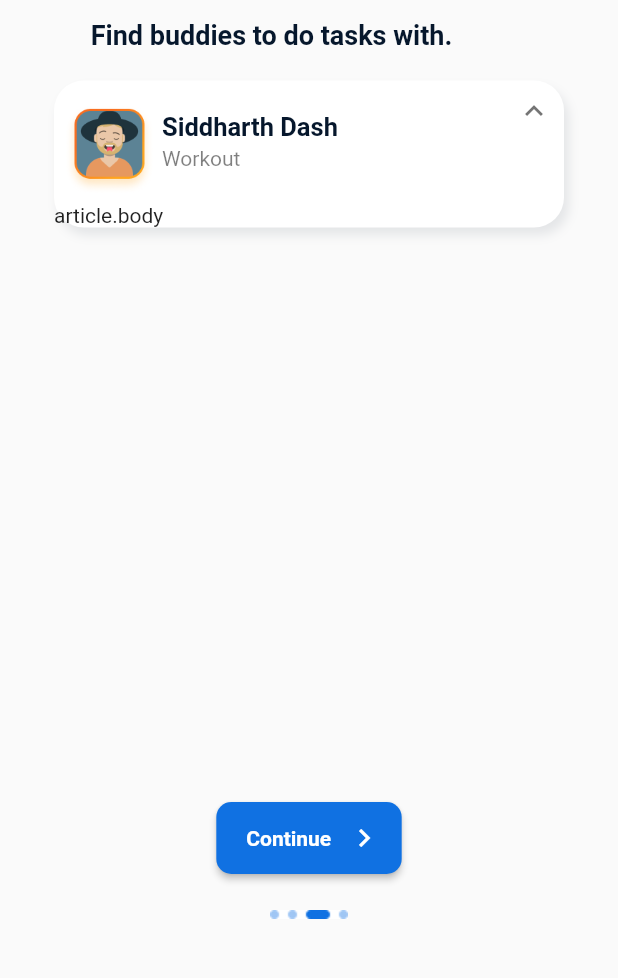
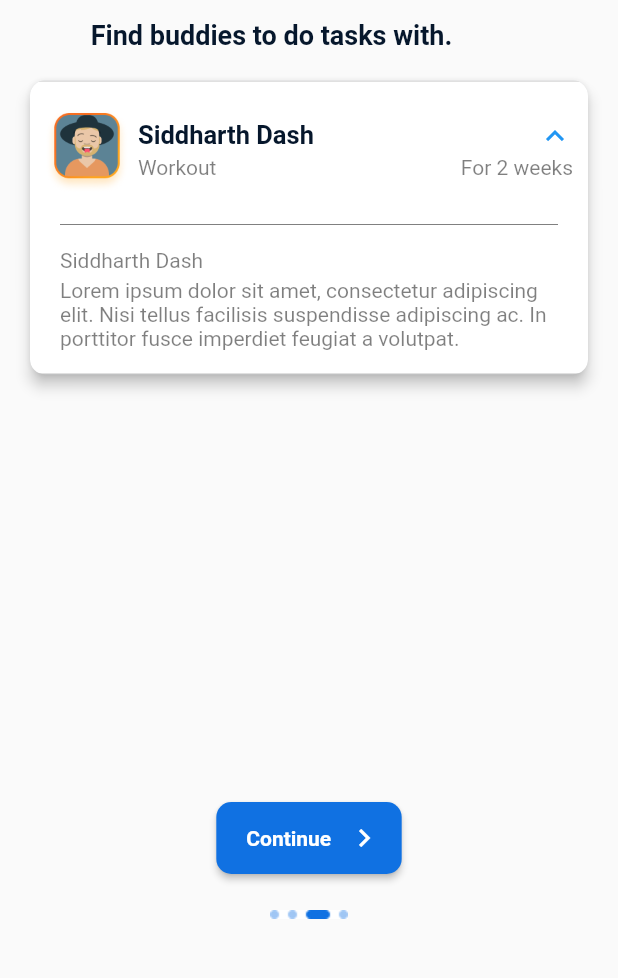
Before and after one commit to priyanshu-sekhar/duuit-app, a Flutter app: the OnboardingScreen4 screen opened by its route, after a tap on "Siddharth Dash", on a phone screen of 412 x 824 dp, the part 218-1196 px from its top. Run offline on Flutter 3.47's test engine with Material 2 defaults, Android fonts, the phone set to English and light mode, and no system bars; drawn by our look-alikes of expandable.

Commit message:
mock list with list item design for OnboardingScreen4

```diff
--- a/lib/src/screens/onboarding/onboarding_screen_4.dart
+++ b/lib/src/screens/onboarding/onboarding_screen_4.dart
@@ -1,13 +1,18 @@
+import 'package:duuit/src/screens/tiles/buddy_tile.dart';
 import 'package:duuit/src/widgets/continue_button.dart';
 import 'package:duuit/src/widgets/header.dart';
 import 'package:duuit/src/widgets/onboarding_header.dart';
-import 'package:expandable/expandable.dart';
 import 'package:flutter/cupertino.dart';
 import 'package:flutter/material.dart';
 
-class OnboardingScreen4 extends StatelessWidget {
+class OnboardingScreen4 extends StatefulWidget {
   static const route = '/onboarding/4';
 
+  @override
+  OnboardingScreen4State createState() => OnboardingScreen4State();
+}
+
+class OnboardingScreen4State extends State<OnboardingScreen4> {
   @override
   Widget build(BuildContext context) {
     return Scaffold(
@@ -21,7 +26,10 @@ class OnboardingScreen4 extends StatelessWidget {
             ),
             subtitle(),
             Padding(padding: EdgeInsets.only(top: 20)),
-            buddyList(),
+            Container(
+              padding: EdgeInsets.only(left: 20, right: 20),
+              child: buddyList(),
+            ),
             Spacer(),
             Padding(padding: EdgeInsets.only(top: 24)),
             ContinueButton(),
@@ -49,73 +57,8 @@ class OnboardingScreen4 extends StatelessWidget {
   }
 
   Widget buddyList() {
-    return buddyTile();
-  }
-
-  Widget buddyTile() {
-    return Container(
-      margin: EdgeInsets.only(left: 36, right: 36, bottom: 18),
-      decoration: BoxDecoration(
-          color: Colors.white,
-          boxShadow: [
-            BoxShadow(
-                offset: Offset(3, 5),
-                color: Color.fromRGBO(6, 23, 44, 0.09),
-                blurRadius: 5),
-          ],
-          borderRadius: BorderRadius.circular(20)),
-      child: ExpandablePanel(
-        header: Container(
-          padding: EdgeInsets.only(top: 10, left: 7, right: 10),
-          height: 82,
-          child: Container(
-            child: Row(
-              // crossAxisAlignment: CrossAxisAlignment.center,
-              children: [
-                Image.asset(
-                  'assets/profile_pic.png',
-                  height: 60,
-                ),
-                Padding(padding: EdgeInsets.only(left: 5)),
-                Column(
-                  crossAxisAlignment: CrossAxisAlignment.start,
-                  mainAxisAlignment: MainAxisAlignment.start,
-                  children: [username(), goal()],
-                )
-              ],
-            ),
-          ),
-          // decoration: BoxDecoration(color: Colors.red),
-        ),
-        collapsed: Container(
-          height: 0,
-        ),
-        expanded: Text(
-          'article.body',
-          softWrap: true,
-        ),
-      ),
-    );
-  }
-
-  Text goal() {
-    return Text(
-      'Workout',
-      style: TextStyle(
-          color: Color.fromRGBO(0, 0, 0, 0.5),
-          fontSize: 14,
-          fontWeight: FontWeight.w400),
-    );
-  }
-
-  Text username() {
-    return Text(
-      'Siddharth Dash',
-      style: TextStyle(
-          fontWeight: FontWeight.w600,
-          fontSize: 17,
-          color: Color(0xFF06172C),
-          height: 2),
-    );
+    return ListView(shrinkWrap: true, children: [
+      BuddyTile()
+    ]);
   }
 }
--- /dev/null
+++ b/lib/src/screens/tiles/buddy_tile.dart
@@ -0,0 +1,128 @@
+import 'package:flutter/cupertino.dart';
+import 'package:flutter/material.dart';
+
+class BuddyTile extends StatelessWidget {
+  final String profilePic;
+  final String userName;
+  final String description;
+  final String goal;
+  final String goalDuration;
+
+  BuddyTile(
+      {this.profilePic = 'assets/profile_pic.png',
+      this.userName = 'Siddharth Dash',
+      this.description =
+          'Lorem ipsum dolor sit amet, consectetur adipiscing elit. Nisi tellus facilisis suspendisse adipiscing ac. In porttitor fusce imperdiet feugiat a volutpat.',
+      this.goal = 'Workout',
+      this.goalDuration = 'For 2 weeks'});
+
+  @override
+  Widget build(BuildContext context) {
+    return PhysicalModel(
+      borderRadius: BorderRadius.circular(10),
+      child: ClipRRect(
+        child: Material(
+          color: Colors.white,
+          child: itemTile(),
+        ),
+        borderRadius: BorderRadius.circular(10),
+      ),
+      elevation: 4,
+      color: Color.fromRGBO(6, 23, 44, 0.09),
+    );
+  }
+
+  Widget itemTile() {
+    return ExpansionTile(
+      leading: Transform.translate(
+        offset: Offset(0, 10),
+        child: Image.asset(
+          profilePic,
+          height: 80,
+        ),
+      ),
+      title: transformChild(child: username()),
+      subtitle: transformChild(child: userSubtitle()),
+      tilePadding: EdgeInsets.only(left: 10, right: 10, bottom: 10),
+      children: [
+        Transform.translate(
+          offset: Offset(0, -15),
+          child: Column(
+            children: [
+              Divider(color: Color.fromRGBO(0, 0, 0, 0.5)),
+              Padding(padding: EdgeInsets.only(top: 8)),
+              alignText(text: userName),
+              Padding(padding: EdgeInsets.only(top: 4)),
+              alignText(text: description)
+            ],
+          ),
+        ),
+      ],
+      childrenPadding: EdgeInsets.only(left: 20, right: 20, top: 20),
+    );
+  }
+
+  Transform transformChild({child}) {
+    return Transform.translate(
+      offset: Offset(-10, 10),
+      child: child,
+    );
+  }
+
+  Align alignText({text}) {
+    return Align(
+      alignment: Alignment.topLeft,
+      child: Text(
+        text,
+        style: subtextStyle(),
+      ),
+    );
+  }
+
+  Row userSubtitle() {
+    return Row(
+      children: [
+        userGoal(),
+        Spacer(),
+        Transform.translate(
+          offset: Offset(50, 0),
+          child: Text(
+            goalDuration,
+            style: TextStyle(
+              fontWeight: FontWeight.w400,
+              fontSize: 14,
+              color: Color.fromRGBO(0, 0, 0, 0.5),
+            ),
+          ),
+        ),
+      ],
+    );
+  }
+
+  Text userGoal() {
+    return Text(
+      goal,
+      style: subtextStyle(),
+    );
+  }
+
+  Text username() {
+    return Text(
+      userName,
+      style: TextStyle(
+        fontWeight: FontWeight.w600,
+        fontSize: 17,
+        color: Color(0xFF06172C),
+        height: 1,
+      ),
+    );
+  }
+
+  TextStyle subtextStyle() {
+    return TextStyle(
+      fontWeight: FontWeight.w400,
+      fontSize: 14,
+      color: Color.fromRGBO(0, 0, 0, 0.5),
+    );
+  }
+}
--- a/pubspec.yaml
+++ b/pubspec.yaml
@@ -75,3 +75,8 @@ flutter:
   #
   # For details regarding fonts from package dependencies,
   # see https://flutter.dev/custom-fonts/#from-packages
+
+  #  fonts:
+  #    - family: NunitoSans
+  #      fonts:
+  #        - asset: fonts/NunotoSans-Regular.ttf
```
Also changed, not shown: assets/fonts/NunitoSans/OFL.txt (added, +93 -0 lines), assets/fonts/NunitoSans/NunitoSans-Black.ttf (added), assets/fonts/NunitoSans/NunitoSans-BlackItalic.ttf (added), assets/fonts/NunitoSans/NunitoSans-Bold.ttf (added), assets/fonts/NunitoSans/NunitoSans-BoldItalic.ttf (added), assets/fonts/NunitoSans/NunitoSans-ExtraBold.ttf (added), assets/fonts/NunitoSans/NunitoSans-ExtraBoldItalic.ttf (added), assets/fonts/NunitoSans/NunitoSans-ExtraLight.ttf (added), assets/fonts/NunitoSans/NunitoSans-ExtraLightItalic.ttf (added), assets/fonts/NunitoSans/NunitoSans-Italic.ttf (added), assets/fonts/NunitoSans/NunitoSans-Light.ttf (added), assets/fonts/NunitoSans/NunitoSans-LightItalic.ttf (added), assets/fonts/NunitoSans/NunitoSans-Regular.ttf (added), assets/fonts/NunitoSans/NunitoSans-SemiBold.ttf (added), 1 more files.
